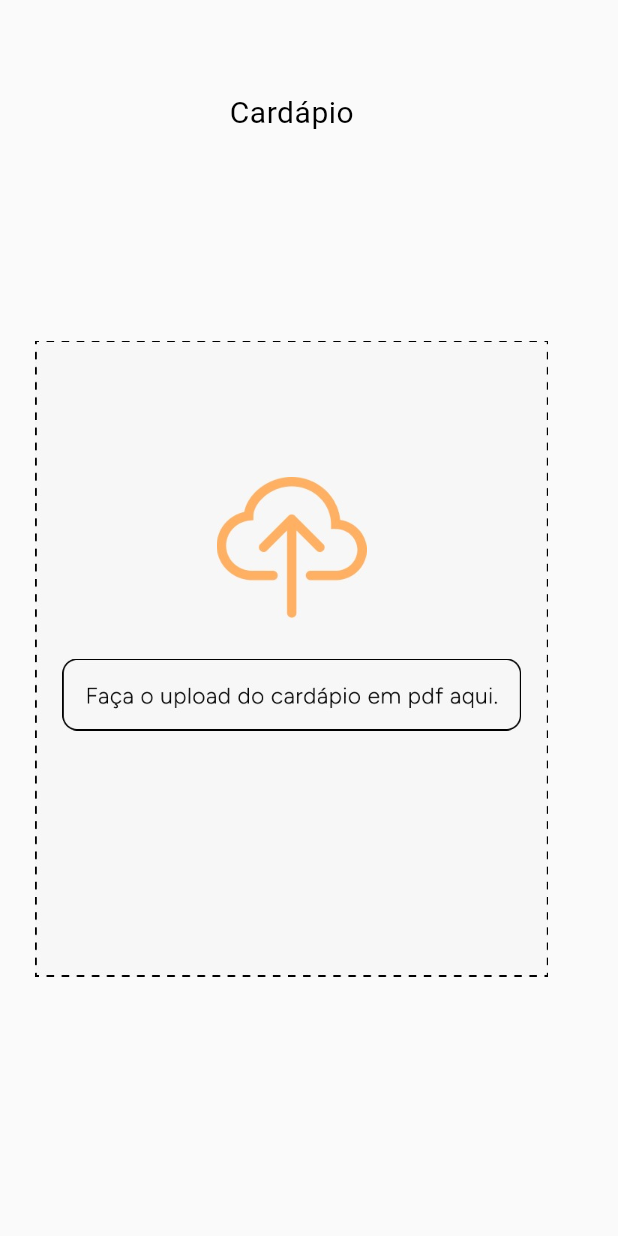
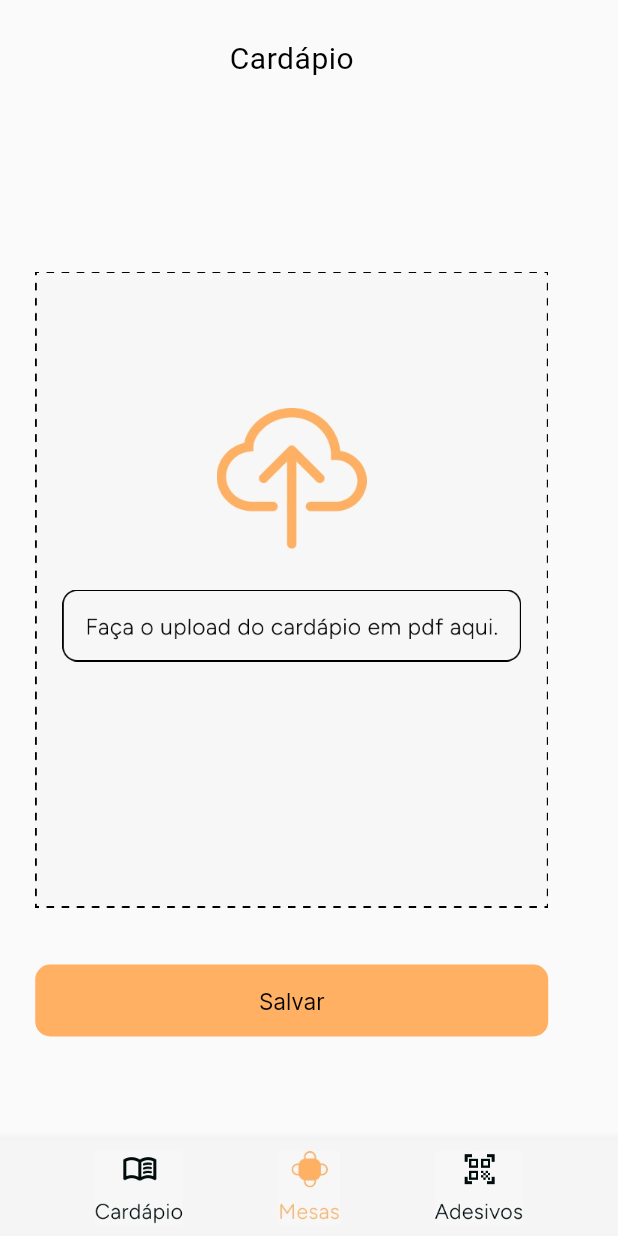
Before and after one commit to VivianeSouza923/mvp_cardapio, a Flutter app: the FazerUpload screen opened directly, on a phone screen of 412 x 824 dp. Run offline on Flutter 3.47's test engine with Material 2 defaults, Android fonts, the phone set to English and light mode, and no system bars; Roboto replaces fonts that are missing (FigTree).

Commit message:
Today's work

```diff
--- a/lib/main.dart
+++ b/lib/main.dart
@@ -14,7 +14,7 @@ class MyApp extends StatelessWidget {
   Widget build(BuildContext context) {
     return  MaterialApp(
       debugShowCheckedModeBanner: false,
-      home: FazerUpload(),
+      home: NomeEstabelecimento(),
     );
   }
 }
--- a/lib/screens/bemvindo.dart
+++ b/lib/screens/bemvindo.dart
@@ -1,6 +1,6 @@
 import 'package:flutter/material.dart';
 import 'package:mvpcard/functions/increment_decrement.dart';
-import 'package:mvpcard/functions/mesa_controller.dart';
+
 import 'package:mvpcard/screens/total_mesas.dart';
 
 class BemVindo extends StatefulWidget {
@@ -149,8 +149,8 @@ class _BemVindoState extends State<BemVindo> {
             context,
             MaterialPageRoute(
               builder: (context) => TotalMesas(
-                  contagemFinal: contagemFinal,
-                  mesaController: MesaController()),
+                  contagemFinal: contagemFinal, mesaImages: [],
+             ),
             ),
           );
         },
--- a/lib/screens/fazer_upload_cardapio.dart
+++ b/lib/screens/fazer_upload_cardapio.dart
@@ -16,7 +16,7 @@ class _FazerUploadState extends State<FazerUpload> {
     return Scaffold(
       body: Column(
         children: [
-          SizedBox(height: 63),
+          SizedBox(height: 27),
           Padding(
             padding: const EdgeInsets.symmetric(horizontal: 153),
             child: Text(
@@ -30,7 +30,7 @@ class _FazerUploadState extends State<FazerUpload> {
               ),
             ),
           ),
-          SizedBox(height: 141,),
+          SizedBox(height: 131,),
 
           Container(
             width: 342,
@@ -66,8 +66,74 @@ class _FazerUploadState extends State<FazerUpload> {
 
           ),
 
+
+          SizedBox(height: 38,),
+
+
+          Container(
+            width: 342,
+            height: 48,
+
+            decoration: BoxDecoration(
+              color: Color(0xffFFB063),
+              borderRadius: BorderRadius.circular(10),
+            ),
+
+
+            child: TextButton(onPressed: () {},
+
+             child: Text("Salvar",
+             style: TextStyle(
+              fontFamily: 'Inter',
+              color: Color(0xff000000),
+              fontSize: 15,
+
+             ),),),
+          ),
+
+          SizedBox(height: 25,)
+
         ],
       ),
+
+       bottomNavigationBar: BottomAppBar(
+        height: 64,
+        color: const Color(0xffF5F5F5),
+        child: Row(
+          mainAxisAlignment: MainAxisAlignment.spaceEvenly,
+          children: [
+            GestureDetector(
+              onTap: () {},
+              child: Ink.image(
+                image: const AssetImage('assets/images/bottom1.png'),
+                fit: BoxFit.cover,
+                width: 59,
+                height: 49,
+              ),
+            ),
+            GestureDetector(
+              onTap: () {},
+              child: Ink.image(
+                image: const AssetImage('assets/images/bottom2.png'),
+                fit: BoxFit.cover,
+                width: 41,
+                height: 49,
+              ),
+            ),
+            GestureDetector(
+              onTap: () {},
+              child: Ink.image(
+                image: const AssetImage('assets/images/bottom3.png'),
+                fit: BoxFit.cover,
+                width: 59,
+                height: 49,
+              ),
+            ),
+          ],
+        ),
+      ),
     );
+
+
   }
 }
```
Also changed, not shown: lib/functions/mesa_controller.dart (+9 -52 lines), lib/screens/total_mesas.dart (+32 -30 lines).
